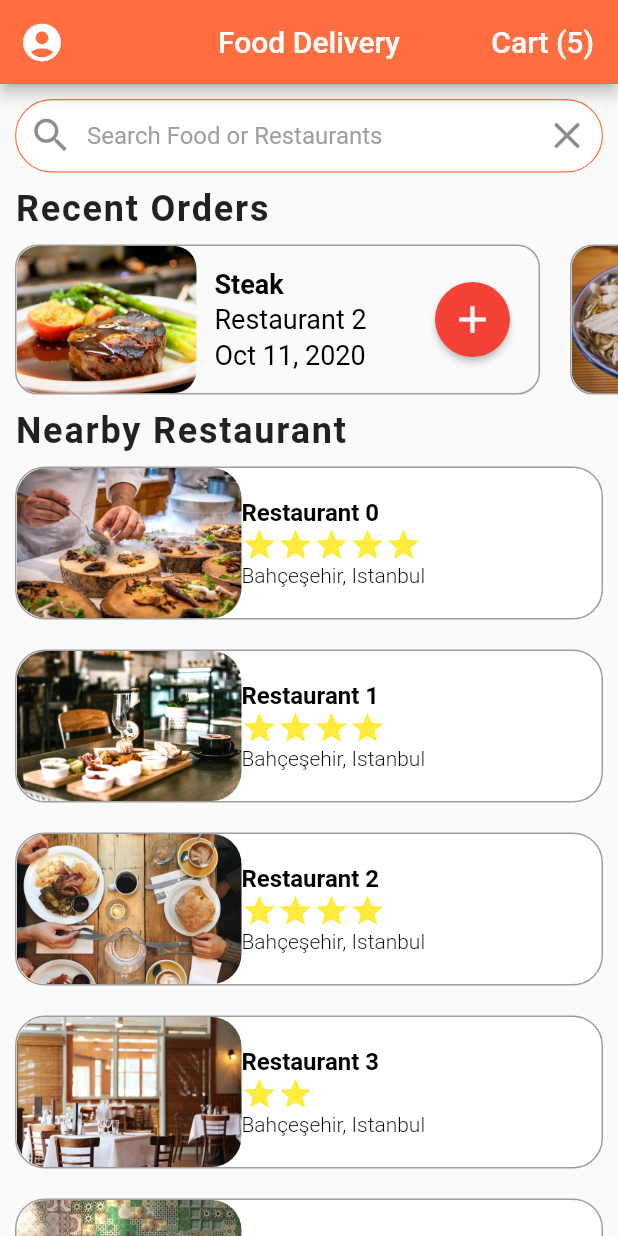
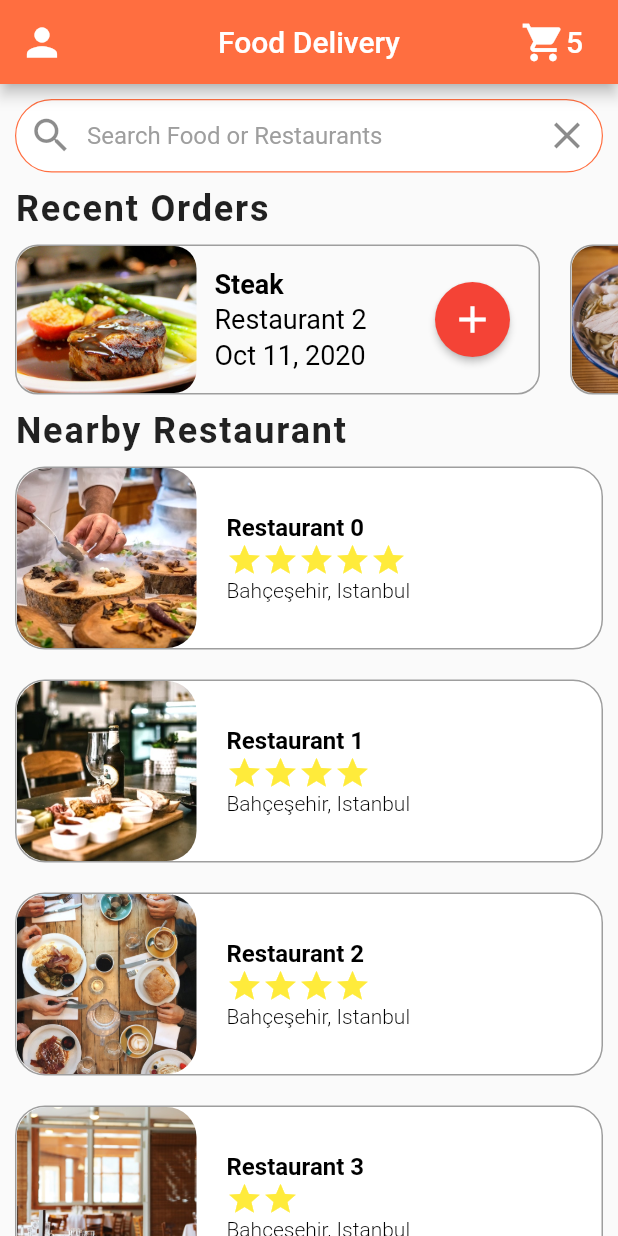
Before and after one commit to BatuhanAydoner/food_delivery_ui_flutter, a Flutter app: the screen it shows after launch, on a phone screen of 412 x 824 dp. Run offline on Flutter 3.47's test engine with Material 2 defaults, Android fonts, the phone set to English and light mode, and no system bars.

Commit message:
Completed restaurant_screen

```diff
--- a/lib/screens/home_screen.dart
+++ b/lib/screens/home_screen.dart
@@ -19,7 +19,7 @@ class _HomeScreenState extends State<HomeScreen> {
         centerTitle: true,
         leading: IconButton(
           icon: Icon(
-            Icons.account_circle,
+            Icons.person,
           ),
           iconSize: 30.0,
           onPressed: () {},
@@ -27,15 +27,25 @@ class _HomeScreenState extends State<HomeScreen> {
         actions: [
           FlatButton(
             child: Center(
-                child: Text(
-              "Cart (${currentUser.cart.length})",
-              style: TextStyle(color: Colors.white, fontSize: 20.0),
+                child: Row(
+              children: [
+                Icon(
+                  Icons.shopping_cart,
+                  size: 30.0,
+                  color: Colors.white,
+                ),
+                Text(
+                  "${currentUser.cart.length}",
+                  style: TextStyle(color: Colors.white, fontSize: 20.0),
+                ),
+              ],
             )),
             onPressed: () {},
           )
         ],
       ),
       body: ListView(
+        physics: BouncingScrollPhysics(),
         children: [
           Padding(
             padding: const EdgeInsets.all(10.0),
--- a/lib/widgets/restaurants.dart
+++ b/lib/widgets/restaurants.dart
@@ -1,6 +1,7 @@
 import 'package:flutter/material.dart';
 import 'package:food_delivery_ui_flutter/data/data.dart';
 import 'package:food_delivery_ui_flutter/models/restaurant.dart';
+import 'package:food_delivery_ui_flutter/screens/restaurant_screen.dart';
 
 class Restaurants extends StatelessWidget {
   Widget _buildRestaurantItem(
@@ -8,23 +9,37 @@ class Restaurants extends StatelessWidget {
     List<Widget> items = [];
 
     restaurant.forEach((restaurant) {
-      items.add(Container(
+      items.add(GestureDetector(
+        onTap: () {
+          Navigator.push(
+              context,
+              MaterialPageRoute(
+                  builder: (context) => RestaurantScreen(
+                        restaurant: restaurant,
+                      )));
+        },
+        child: Container(
           decoration: BoxDecoration(
               color: Colors.white,
               border: Border.all(color: Colors.grey, width: 1.0),
               borderRadius: BorderRadius.all(Radius.circular(20.0))),
           margin: EdgeInsets.all(10.0),
           child: Row(
-          mainAxisAlignment: MainAxisAlignment.start,
             children: <Widget>[
               ClipRRect(
                 borderRadius: BorderRadius.all(Radius.circular(20.0)),
+                child: Hero(
+                  tag: restaurant.name,
                   child: Image(
                     fit: BoxFit.cover,
                     image: AssetImage(restaurant.imageUrl),
-                width: 150,
-                height: 100,
+                    width: 120,
+                    height: 120,
                   ),
+                ),
+              ),
+              SizedBox(
+                width: 20.0,
               ),
               Column(
                 crossAxisAlignment: CrossAxisAlignment.start,
@@ -58,6 +73,7 @@ class Restaurants extends StatelessWidget {
               ),
             ],
           ),
+        ),
       ));
     });
     return Column(
```
Also changed, not shown: lib/screens/restaurant_screen.dart (added, +189 -0 lines). Lines whose indentation alone changed are shown as unchanged.
